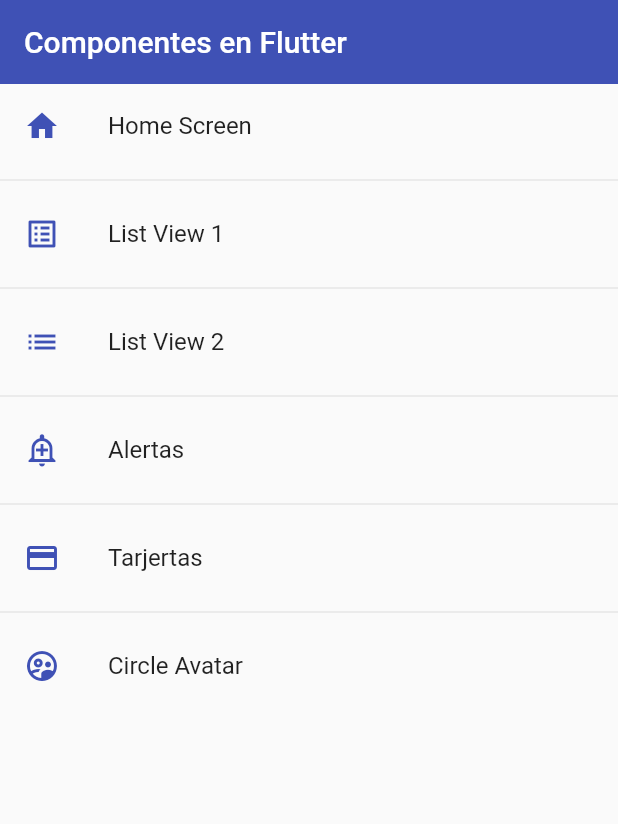
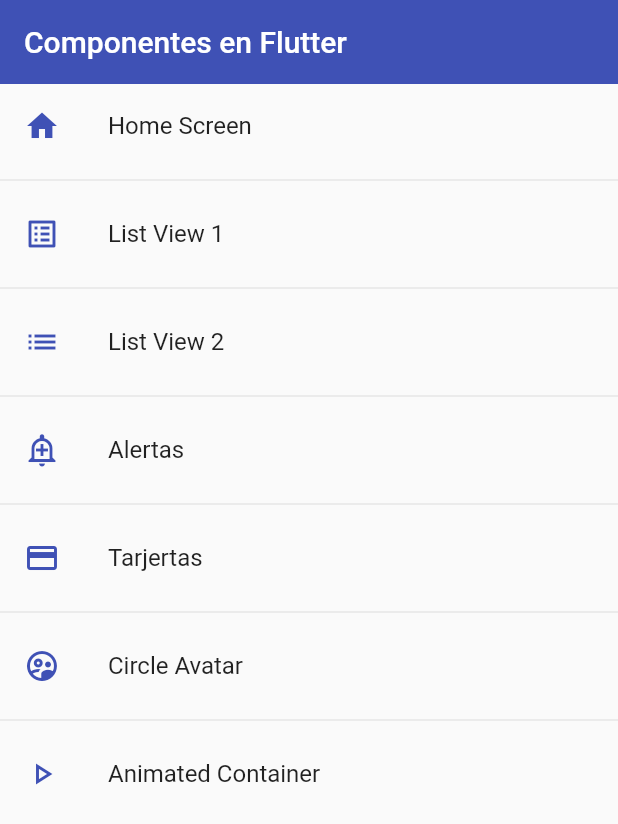
Before and after one commit to AgnosticSix/fl_components, a Flutter app: the screen it shows after launch, on a phone screen of 412 x 824 dp. Shown: the top 824 px of the screen. Run offline on Flutter 3.47's test engine with Material 2 defaults, Android fonts, the phone set to English and light mode, and no system bars.

Commit message:
animated container added

```diff
--- a/lib/router/app_routes.dart
+++ b/lib/router/app_routes.dart
@@ -37,6 +37,11 @@ class AppRoutes {
         name: 'Circle Avatar',
         screen: const AvatarScreen(),
         icon: Icons.supervised_user_circle_outlined),
+    MenuOption(
+        route: 'animated',
+        name: 'Animated Container',
+        screen: const AnimatedScreen(),
+        icon: Icons.play_arrow_outlined),
   ];
 
   static Map<String, Widget Function(BuildContext)> getAppRoutes() {
--- a/lib/screens/screens.dart
+++ b/lib/screens/screens.dart
@@ -1,3 +1,5 @@
+export 'package:fl_components/screens/animated_screen.dart';
+
 export 'package:fl_components/screens/alert_screen.dart';
 export 'package:fl_components/screens/avatar_screen.dart';
 export 'package:fl_components/screens/card_screen.dart';
```
Also changed, not shown: lib/screens/alert_screen.dart (+4 -4 lines), lib/screens/animated_screen.dart (added, +53 -0 lines).
